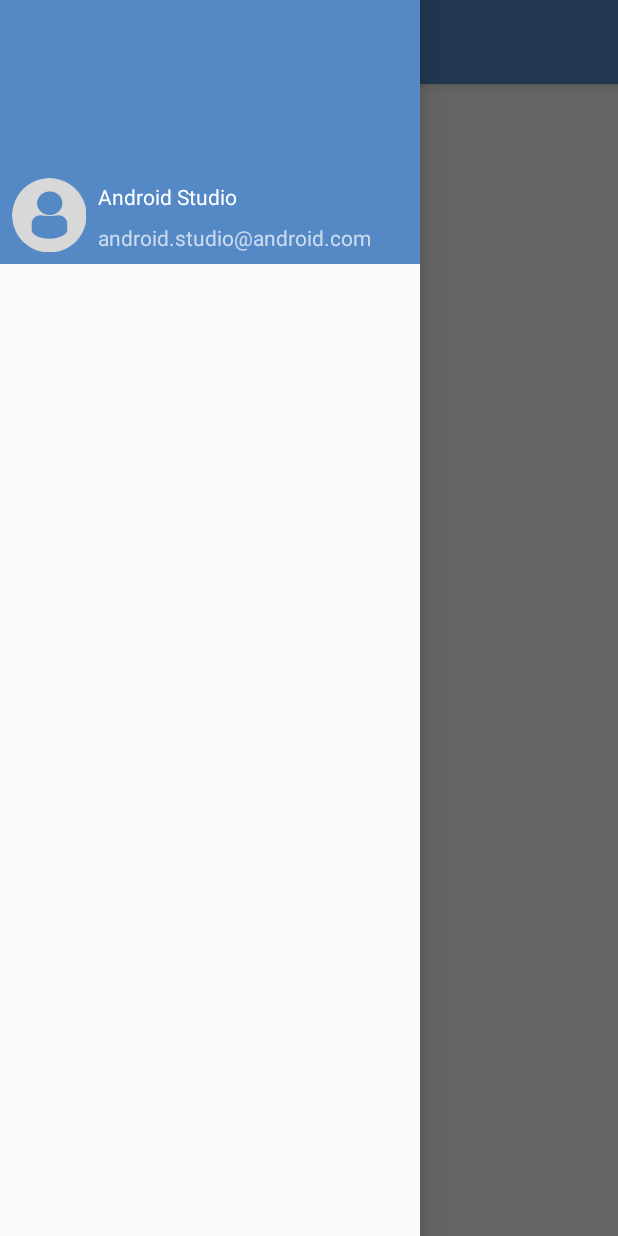
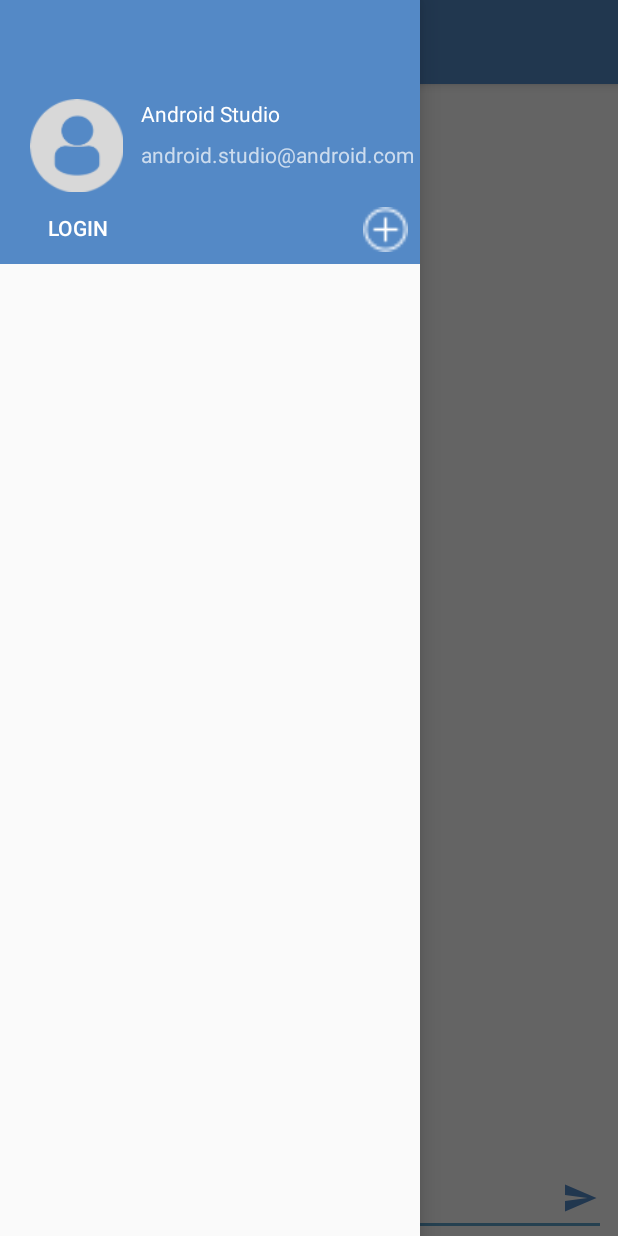
Before and after one commit to nitishmaropost/Smack, an Android app: the screen it shows after launch (MainActivity), with the side drawer open, on a phone screen of 412 x 824 dp. Run offline under Robolectric (Android 15) with nearby library versions, the phone set to English and light mode, and no system bars.

Commit message:
Updated nav header and content screen UI

```diff
--- a/app/src/main/java/com/coderswag/nitish/smack/MainActivity.kt
+++ b/app/src/main/java/com/coderswag/nitish/smack/MainActivity.kt
@@ -8,6 +8,7 @@ import android.support.v7.app.ActionBarDrawerToggle
 import android.support.v7.app.AppCompatActivity
 import android.view.Menu
 import android.view.MenuItem
+import android.view.View
 import kotlinx.android.synthetic.main.activity_main.*
 import kotlinx.android.synthetic.main.app_bar_main.*
 
@@ -32,4 +33,16 @@ class MainActivity : AppCompatActivity() {
             super.onBackPressed()
         }
     }
+
+    fun loginBtnNavClicked(view: View){
+
+    }
+
+    fun addChannelClicked(view: View){
+
+    }
+
+    fun sendMessageButtonClick(view: View){
+
+    }
 }
--- a/app/src/main/res/layout/content_main.xml
+++ b/app/src/main/res/layout/content_main.xml
@@ -9,12 +9,50 @@
     tools:showIn="@layout/app_bar_main">
 
     <TextView
-        android:layout_width="wrap_content"
+        android:id="@+id/mainChannelName"
+        android:layout_width="0dp"
         android:layout_height="wrap_content"
-        android:text="Hello World!"
-        app:layout_constraintBottom_toBottomOf="parent"
+        android:layout_marginTop="8dp"
+        android:text="Please Log In"
+        android:textAlignment="center"
         app:layout_constraintLeft_toLeftOf="parent"
         app:layout_constraintRight_toRightOf="parent"
         app:layout_constraintTop_toTopOf="parent" />
 
+    <EditText
+        android:id="@+id/messageTextField"
+        android:layout_width="0dp"
+        android:layout_height="wrap_content"
+        android:layout_marginEnd="8dp"
+        android:layout_marginStart="8dp"
+        android:ems="10"
+        android:hint="Message :"
+        android:inputType="textMultiLine"
+        app:layout_constraintBottom_toBottomOf="parent"
+        app:layout_constraintEnd_toEndOf="parent"
+        app:layout_constraintStart_toStartOf="parent" />
+
+    <ImageButton
+        android:id="@+id/sendMessageBtn"
+        android:layout_width="35dp"
+        android:layout_height="35dp"
+        android:layout_marginBottom="8dp"
+        android:layout_marginEnd="8dp"
+        android:background="@android:color/transparent"
+        android:onClick="sendMessageButtonClick"
+        android:tint="@color/colorPrimary"
+        app:layout_constraintBottom_toBottomOf="parent"
+        app:layout_constraintEnd_toEndOf="parent"
+        app:srcCompat="@drawable/ic_menu_send" />
+
+    <android.support.v7.widget.RecyclerView
+        android:id="@+id/messageListView"
+        android:layout_width="368dp"
+        android:layout_height="423dp"
+        android:layout_marginTop="8dp"
+        app:layout_constraintBottom_toTopOf="@+id/messageTextField"
+        app:layout_constraintEnd_toEndOf="parent"
+        app:layout_constraintStart_toStartOf="parent"
+        app:layout_constraintTop_toBottomOf="@+id/mainChannelName" />
+
 </android.support.constraint.ConstraintLayout>
--- a/app/src/main/res/layout/nav_header_main.xml
+++ b/app/src/main/res/layout/nav_header_main.xml
@@ -10,38 +10,64 @@
     android:theme="@style/ThemeOverlay.AppCompat.Dark">
 
     <ImageView
-        android:id="@+id/imageView"
-        android:layout_width="wrap_content"
-        android:layout_height="wrap_content"
+        android:id="@+id/userImageNavHeader"
+        android:layout_width="70dp"
+        android:layout_height="70dp"
         android:layout_marginBottom="8dp"
-        android:layout_marginStart="8dp"
+        android:layout_marginStart="16dp"
         android:paddingTop="@dimen/nav_header_vertical_spacing"
-        app:layout_constraintBottom_toBottomOf="parent"
+        app:layout_constraintBottom_toTopOf="@+id/loginBtnNavHeader"
         app:layout_constraintStart_toStartOf="parent"
         app:srcCompat="@drawable/profiledefault" />
 
     <TextView
-        android:id="@+id/textView2"
+        android:id="@+id/userNameNavHeader"
         android:layout_width="0dp"
         android:layout_height="wrap_content"
-        android:layout_marginBottom="8dp"
         android:layout_marginEnd="8dp"
         android:layout_marginStart="8dp"
         android:paddingTop="@dimen/nav_header_vertical_spacing"
         android:text="Android Studio"
         android:textAppearance="@style/TextAppearance.AppCompat.Body1"
-        app:layout_constraintBottom_toTopOf="@+id/textView"
         app:layout_constraintEnd_toEndOf="parent"
-        app:layout_constraintStart_toEndOf="@+id/imageView" />
+        app:layout_constraintStart_toEndOf="@+id/userImageNavHeader"
+        app:layout_constraintTop_toTopOf="@+id/userImageNavHeader" />
 
     <TextView
-        android:id="@+id/textView"
+        android:id="@+id/userEmailNavHeader"
         android:layout_width="wrap_content"
-        android:layout_height="wrap_content"
+        android:layout_height="30dp"
+        android:layout_marginStart="8dp"
+        android:layout_marginTop="8dp"
+        android:text="android.studio@android.com"
+        app:layout_constraintStart_toEndOf="@+id/userImageNavHeader"
+        app:layout_constraintTop_toBottomOf="@+id/userNameNavHeader" />
+
+    <Button
+        android:id="@+id/loginBtnNavHeader"
+        style="@style/Widget.AppCompat.Button.Borderless"
+        android:layout_width="wrap_content"
+        android:layout_height="32dp"
         android:layout_marginBottom="8dp"
         android:layout_marginStart="8dp"
-        android:text="android.studio@android.com"
+        android:background="@android:color/transparent"
+        android:onClick="loginBtnNavClicked"
+        android:text="Login"
         app:layout_constraintBottom_toBottomOf="parent"
-        app:layout_constraintStart_toEndOf="@+id/imageView" />
+        app:layout_constraintStart_toStartOf="parent"
+        tools:text="Login" />
+
+    <ImageButton
+        android:id="@+id/imageButton"
+        android:layout_width="30dp"
+        android:layout_height="30dp"
+        android:layout_marginBottom="8dp"
+        android:layout_marginEnd="8dp"
+        android:background="@android:color/transparent"
+        android:onClick="addChannelClicked"
+        android:scaleType="fitXY"
+        app:layout_constraintBottom_toBottomOf="parent"
+        app:layout_constraintEnd_toEndOf="parent"
+        app:srcCompat="@drawable/addchannelbutton" />
 
 </android.support.constraint.ConstraintLayout>
```
